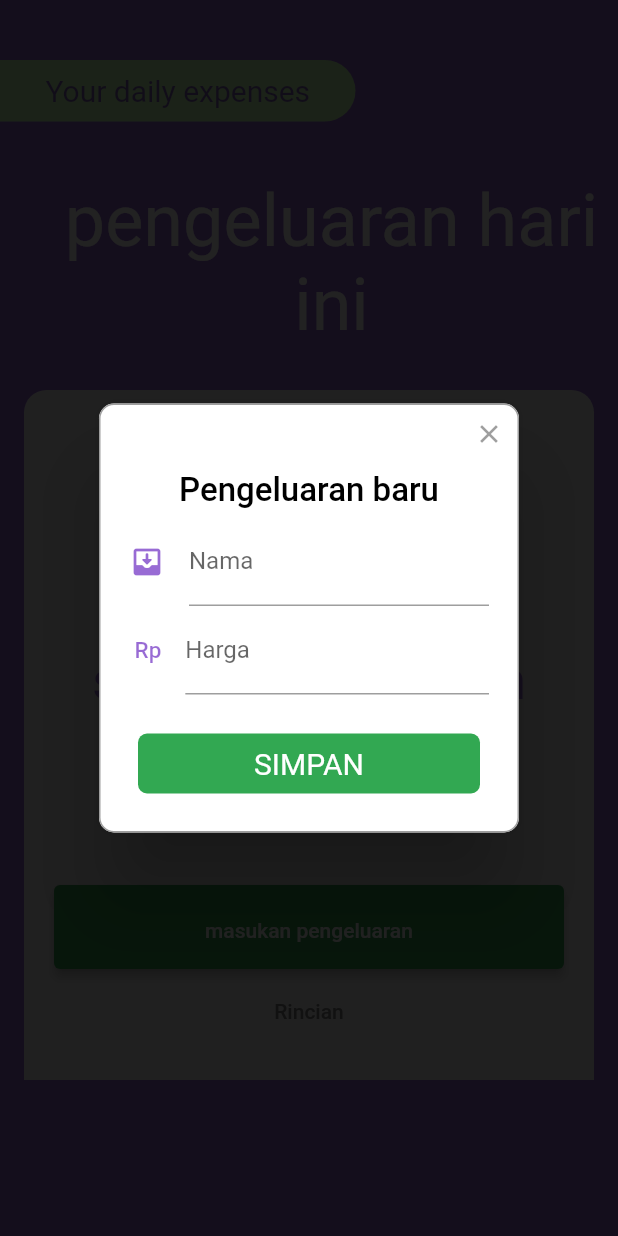
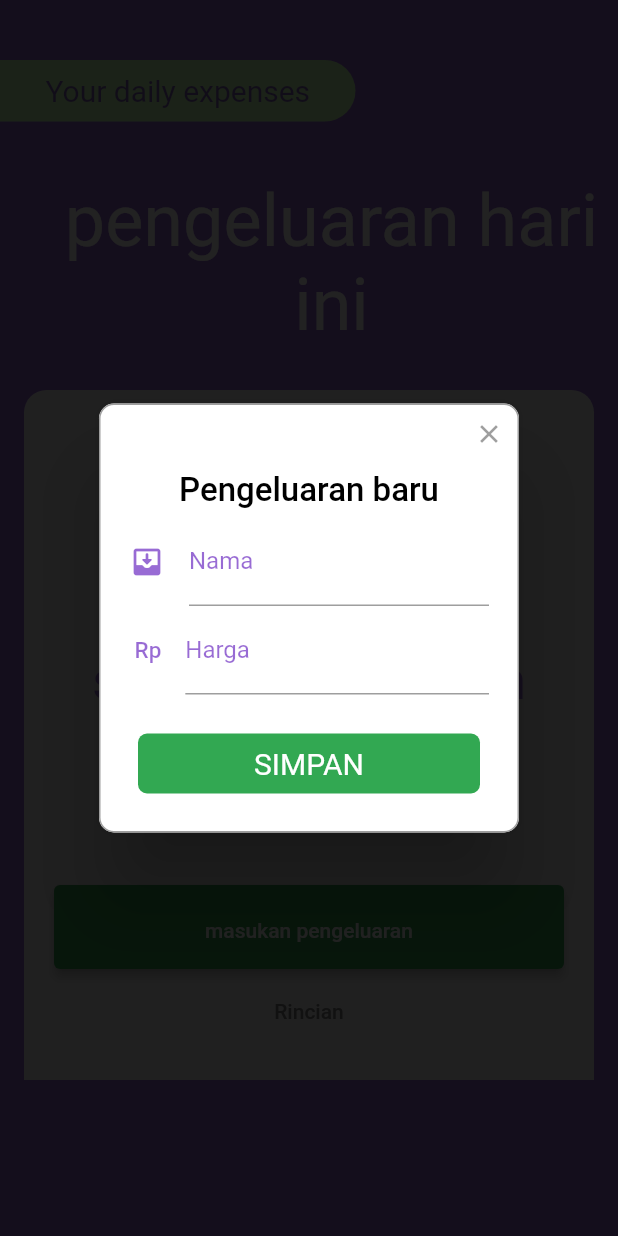
Before and after one commit to Dimassulthoni/yodexApp, a Flutter app: the screen it shows after launch, after a tap on "masukan pengeluaran", on a phone screen of 412 x 824 dp. Run offline on Flutter 3.47's test engine with Material 2 defaults, Android fonts, the phone set to English and light mode, and no system bars; drawn by our look-alikes of rflutter_alert; our stand-ins replace animated_splash_screen, flutter_svg, google_fonts.

Commit message:
text theme DONE

```diff
--- a/lib/form.dart
+++ b/lib/form.dart
@@ -6,7 +6,7 @@ void form(context) {
     context: context,
     title: "Pengeluaran baru",
     content: Column(
-      children: <Widget>[
+      children: const <Widget>[
         TextField(
           decoration: InputDecoration(
             icon: Icon(
@@ -32,7 +32,7 @@ void form(context) {
     buttons: [
       DialogButton(
         onPressed: () => Navigator.pop(context),
-        color: Color.fromRGBO(50, 168, 82, 10),
+        color: const Color.fromRGBO(50, 168, 82, 10),
         child: const Text(
           "SIMPAN",
           style: TextStyle(color: Colors.white, fontSize: 20),
--- a/lib/main.dart
+++ b/lib/main.dart
@@ -18,8 +18,16 @@ class MyApp extends StatelessWidget {
   @override
   Widget build(BuildContext context) {
     return MaterialApp(
-      title: 'Flutter Demo',
+      title: 'Yodex APP',
       home: Splashscreen(),
+      theme: ThemeData(
+          inputDecorationTheme: InputDecorationTheme(
+              focusedBorder: UnderlineInputBorder(
+                  borderSide:
+                      BorderSide(color: Color.fromARGB(156, 87, 13, 184))),
+              labelStyle: TextStyle(color: Color.fromARGB(156, 87, 13, 184))),
+          textSelectionTheme: TextSelectionThemeData(
+              cursorColor: Color.fromARGB(156, 87, 13, 184))),
     );
   }
 }
```
